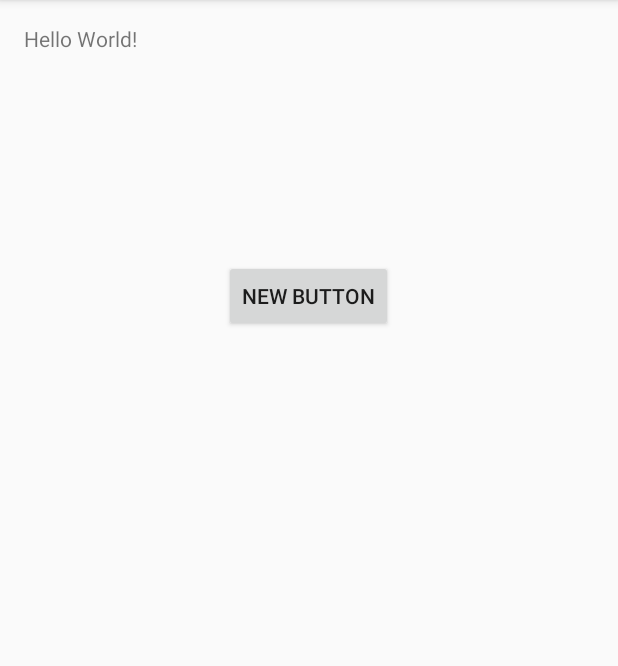
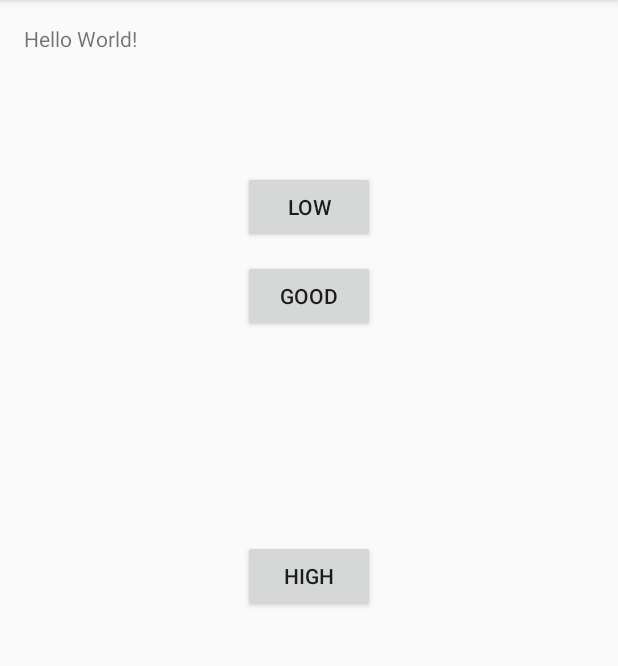
Before and after one commit to Admasnd/gluco-tap, an Android app: the screen it shows after launch (MainActivity), on a phone screen of 412 x 824 dp, the part 84-750 px from its top. Run offline under Robolectric (Android 15) with nearby library versions, the phone set to English and light mode, and no system bars.

Commit message:
added buttons to test all functionality for twilio

```diff
--- a/MyApplication/app/src/main/res/layout/activity_main.xml
+++ b/MyApplication/app/src/main/res/layout/activity_main.xml
@@ -18,11 +18,30 @@
     <Button
         android:layout_width="wrap_content"
         android:layout_height="wrap_content"
-        android:text="New Button"
+        android:text="Good"
         android:id="@+id/button"
         android:layout_below="@+id/textView"
         android:layout_centerHorizontal="true"
         android:layout_marginTop="138dp"
-        android:onClick="SendPost" />
+        android:onClick="sendPostGood" />
+
+    <Button
+        android:layout_width="wrap_content"
+        android:layout_height="wrap_content"
+        android:text="Low"
+        android:id="@+id/button2"
+        android:layout_alignBottom="@+id/button"
+        android:layout_centerHorizontal="true"
+        android:layout_marginBottom="59dp"
+        android:onClick="sendPostLow" />
+
+    <Button
+        android:layout_width="wrap_content"
+        android:layout_height="wrap_content"
+        android:text="High"
+        android:id="@+id/button3"
+        android:layout_centerVertical="true"
+        android:layout_centerHorizontal="true"
+        android:onClick="sendPostHigh" />
 
 </RelativeLayout>
```
Also changed, not shown: MyApplication/app/src/main/java/com/example/jasongibson/myapplication/MainActivity.java (+11 -2 lines).
